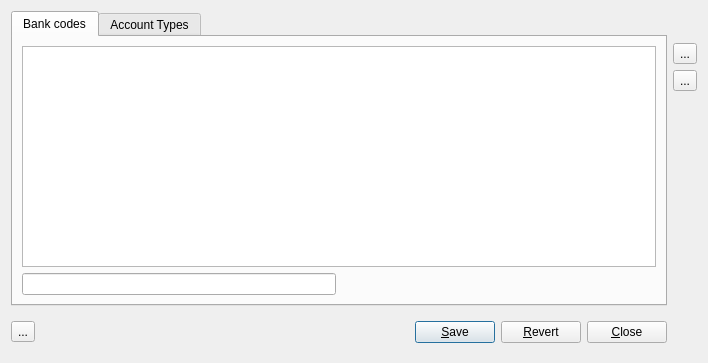
This is ui/settings.ui in innerhippy/pydosh as Qt 5 draws it before an edit. The edited form follows.
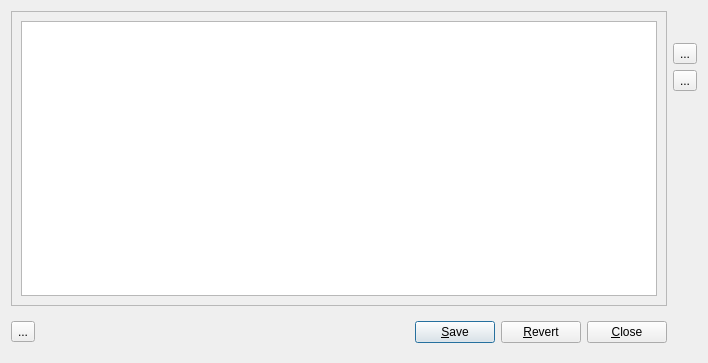
This is the edited form. Icons and pictures are not drawn. Custom widgets are drawn as their Qt base class.

What changed in the file:
```diff
--- a/ui/settings.ui
+++ b/ui/settings.ui
@@ -13,7 +13,7 @@
   <property name="windowTitle">
    <string>Options</string>
   </property>
-  <layout class="QGridLayout" name="gridLayout">
+  <layout class="QGridLayout" name="gridLayout_2">
    <item row="0" column="1">
     <spacer name="verticalSpacer">
      <property name="orientation">
@@ -44,6 +44,21 @@
      </property>
     </widget>
    </item>
+   <item row="0" column="0" rowspan="4">
+    <widget class="QFrame" name="frame">
+     <property name="frameShape">
+      <enum>QFrame::StyledPanel</enum>
+     </property>
+     <property name="frameShadow">
+      <enum>QFrame::Raised</enum>
+     </property>
+     <layout class="QGridLayout" name="gridLayout">
+      <item row="0" column="0">
+       <widget class="QTableView" name="view"/>
+      </item>
+     </layout>
+    </widget>
+   </item>
    <item row="2" column="1">
     <widget class="QToolButton" name="deleteButton">
      <property name="toolTip">
@@ -131,58 +146,8 @@
      </layout>
     </widget>
    </item>
-   <item row="0" column="0" rowspan="4">
-    <widget class="QTabWidget" name="optionsTab">
-     <property name="currentIndex">
-      <number>0</number>
-     </property>
-     <widget class="QWidget" name="codesTab">
-      <attribute name="title">
-       <string>Bank codes</string>
-      </attribute>
-      <layout class="QGridLayout" name="gridLayout_2">
-       <item row="0" column="0" colspan="2">
-        <widget class="QTableView" name="codesView"/>
-       </item>
-       <item row="1" column="0">
-        <widget class="SearchLineEdit" name="searchEdit"/>
-       </item>
-       <item row="1" column="1">
-        <spacer name="horizontalSpacer">
-         <property name="orientation">
-          <enum>Qt::Horizontal</enum>
-         </property>
-         <property name="sizeHint" stdset="0">
-          <size>
-           <width>58</width>
-           <height>20</height>
-          </size>
-         </property>
-        </spacer>
-       </item>
-      </layout>
-     </widget>
-     <widget class="QWidget" name="tab">
-      <attribute name="title">
-       <string>Account Types</string>
-      </attribute>
-      <layout class="QGridLayout" name="gridLayout_3">
-       <item row="0" column="0" rowspan="2">
-        <widget class="QTableView" name="accountsView"/>
-       </item>
-      </layout>
-     </widget>
-    </widget>
-   </item>
   </layout>
  </widget>
- <customwidgets>
-  <customwidget>
-   <class>SearchLineEdit</class>
-   <extends>QLineEdit</extends>
-   <header>searchLineEdit.h</header>
-  </customwidget>
- </customwidgets>
  <tabstops>
   <tabstop>optionsTab</tabstop>
   <tabstop>saveButton</tabstop>
```
Left out of the diff: 2 changed lines with no effect on the pictures.
